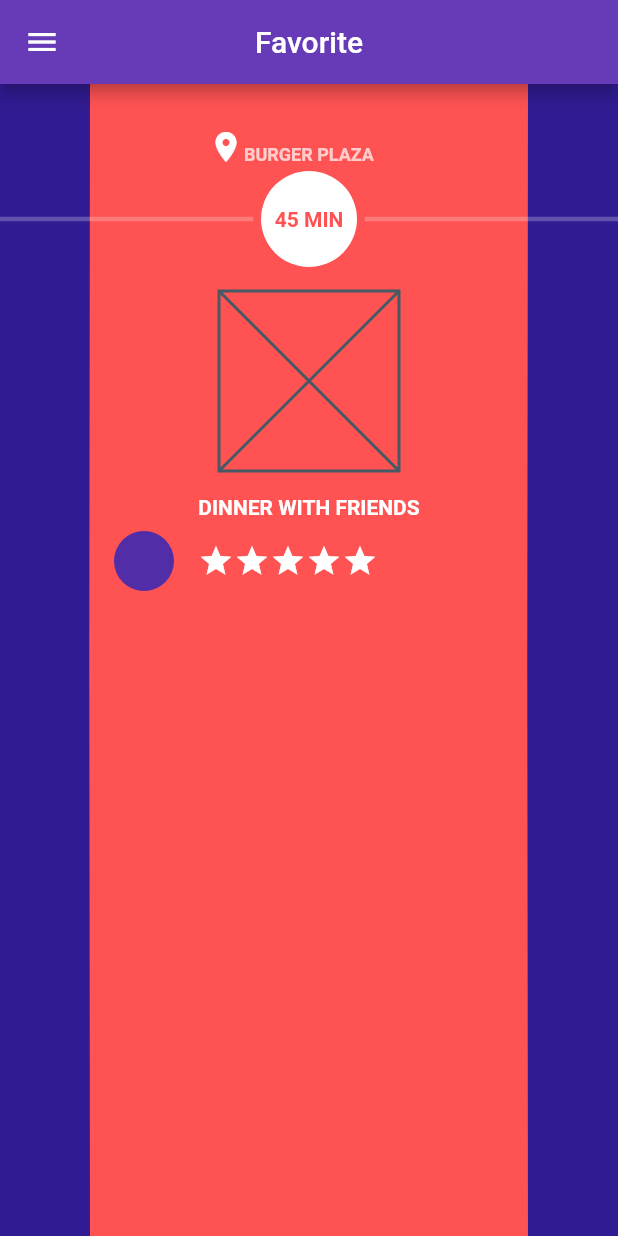
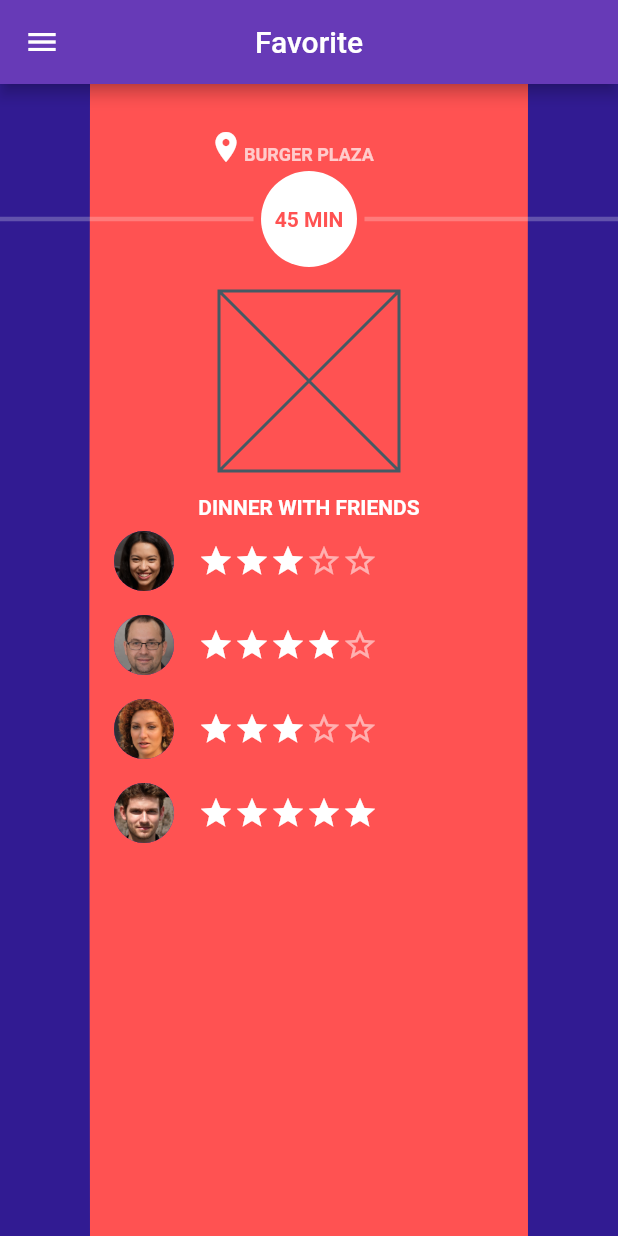
Before and after one commit to corvusalbus/ul_challenge_bouncing_menu, a Flutter app: the screen it shows after launch, on a phone screen of 412 x 824 dp. Run offline on Flutter 3.47's test engine with Material 2 defaults, Android fonts, the light colour scheme and no system bars.

Commit message:
add rating star widget
add foto
add new widget to organise code
start work at fade in animation

```diff
--- a/lib/favorite_page.dart
+++ b/lib/favorite_page.dart
@@ -107,37 +107,24 @@ class FavoritePage extends StatelessWidget {
                       fontWeight: FontWeight.bold,
                       fontSize: 14.0)),
               SizedBox(width: 16.0),
-              Padding(
-                padding: const EdgeInsets.symmetric(horizontal: 60.0),
-                child: ListTile(
-                  leading: CircleAvatar(),
-                  title: Row(
-                    children: [
-                      const Icon(
-                        Icons.star,
-                        color: Colors.white,
-                      ),
-                      const Icon(
-                        Icons.star,
-                        color: Colors.white,
-                      ),
-                      const Icon(
-                        Icons.star,
-                        color: Colors.white,
-                      ),
-                      const Icon(
-                        Icons.star,
-                        color: Colors.white,
-                      ),
-                      const Icon(
-                        Icons.star,
-                        color: Colors.white,
-                      )
-                    ],
-                  ),
-                ),
+              Expanded(
+                child: Padding(
+                    padding: const EdgeInsets.symmetric(horizontal: 60.0),
+                    child: RatingStarList(avatarList: [
+                      AvatarAndRatingStar(
+                          avatar: AssetImage('assets/persons/person1.jpg'),
+                          rating: 3),
+                      AvatarAndRatingStar(
+                          avatar: AssetImage('assets/persons/person2.jpg'),
+                          rating: 4),
+                      AvatarAndRatingStar(
+                          avatar: AssetImage('assets/persons/person3.jpg'),
+                          rating: 3),
+                      AvatarAndRatingStar(
+                          avatar: AssetImage('assets/persons/person4.jpg'),
+                          rating: 5)
+                    ], progress: 1)),
               ),
-              ListTile()
             ],
           ),
         ),
@@ -145,3 +132,62 @@ class FavoritePage extends StatelessWidget {
     );
   }
 }
+
+class AvatarAndRatingStar extends StatelessWidget {
+  final ImageProvider<Object> avatar;
+  final int rating;
+  final int _maxRating = 5;
+  const AvatarAndRatingStar(
+      {Key? key, required this.avatar, required this.rating})
+      : super(key: key);
+
+  @override
+  Widget build(BuildContext context) {
+    List<Icon> starsList = [];
+    for (var i = 0; i < rating; i++) {
+      starsList.add(
+        const Icon(
+          Icons.star,
+          color: Colors.white,
+        ),
+      );
+    }
+    for (var i = rating; i < _maxRating; i++) {
+      starsList.add(
+        const Icon(
+          Icons.star_border,
+          color: Colors.white54,
+        ),
+      );
+    }
+    return ListTile(
+      leading: CircleAvatar(
+        backgroundImage: avatar,
+      ),
+      title: Row(
+        children: starsList,
+      ),
+    );
+  }
+}
+
+class RatingStarList extends StatelessWidget {
+  final List<AvatarAndRatingStar> avatarList;
+  final double progress;
+  const RatingStarList(
+      {Key? key, required this.avatarList, required this.progress})
+      : super(key: key);
+
+  @override
+  Widget build(BuildContext context) {
+    return AnimatedList(
+      initialItemCount: avatarList.length,
+      itemBuilder: (context, index, animation) {
+        return FadeTransition(
+          opacity: animation,
+          child: avatarList[index],
+        );
+      },
+    );
+  }
+}
--- a/pubspec.yaml
+++ b/pubspec.yaml
@@ -58,9 +58,9 @@ flutter:
   uses-material-design: true
 
   # To add assets to your application, add an assets section, like this:
-  # assets:
-  #   - images/a_dot_burr.jpeg
-  #   - images/a_dot_ham.jpeg
+  assets:
+    - assets/persons/
+
 
   # An image asset can refer to one or more resolution-specific "variants", see
   # https://flutter.dev/assets-and-images/#resolution-aware.
```
Also changed, not shown: assets/persons/person1.jpg (added), assets/persons/person2.jpg (added), assets/persons/person3.jpg (added), assets/persons/person4.jpg (added), assets/persons/person5.jpg (added).
